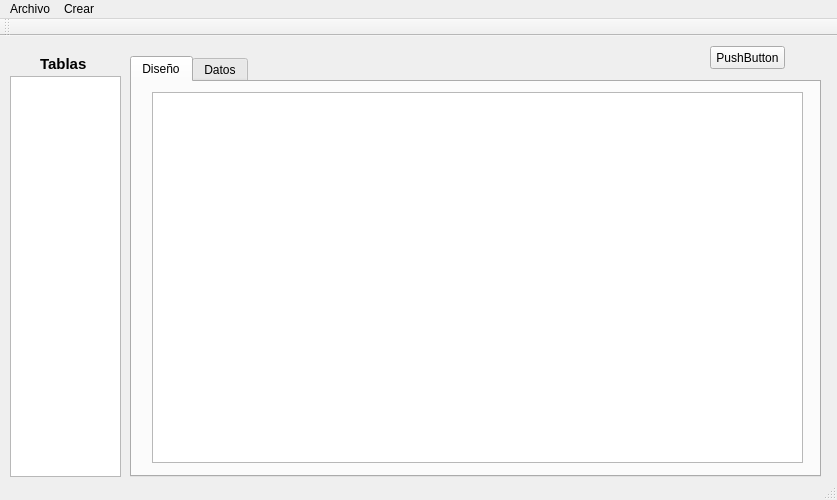
Old version of the form mainwindow.ui in the repository orgaArchivos/gbd.
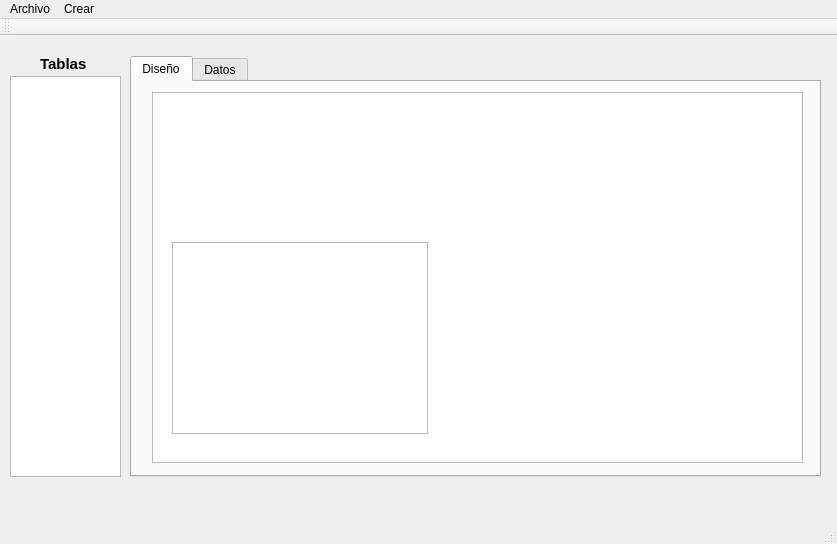
New version of the form. The open tabs and pages were chosen to show the change. Icons and pictures are not drawn.

What changed in the file:
```diff
--- a/mainwindow.ui
+++ b/mainwindow.ui
@@ -7,7 +7,7 @@
     <x>0</x>
     <y>0</y>
     <width>837</width>
-    <height>500</height>
+    <height>544</height>
    </rect>
   </property>
   <property name="windowTitle">
@@ -44,6 +44,16 @@
        </rect>
       </property>
      </widget>
+     <widget class="QListWidget" name="listWidget">
+      <property name="geometry">
+       <rect>
+        <x>40</x>
+        <y>160</y>
+        <width>256</width>
+        <height>192</height>
+       </rect>
+      </property>
+     </widget>
     </widget>
     <widget class="QWidget" name="tab_2">
      <attribute name="title">
@@ -91,19 +101,6 @@
      </rect>
     </property>
    </widget>
-   <widget class="QPushButton" name="pushButton">
-    <property name="geometry">
-     <rect>
-      <x>710</x>
-      <y>10</y>
-      <width>75</width>
-      <height>23</height>
-     </rect>
-    </property>
-    <property name="text">
-     <string>PushButton</string>
-    </property>
-   </widget>
   </widget>
   <widget class="QMenuBar" name="menuBar">
    <property name="geometry">
```
Left out of the diff: 2 changed lines with no effect on the pictures.
